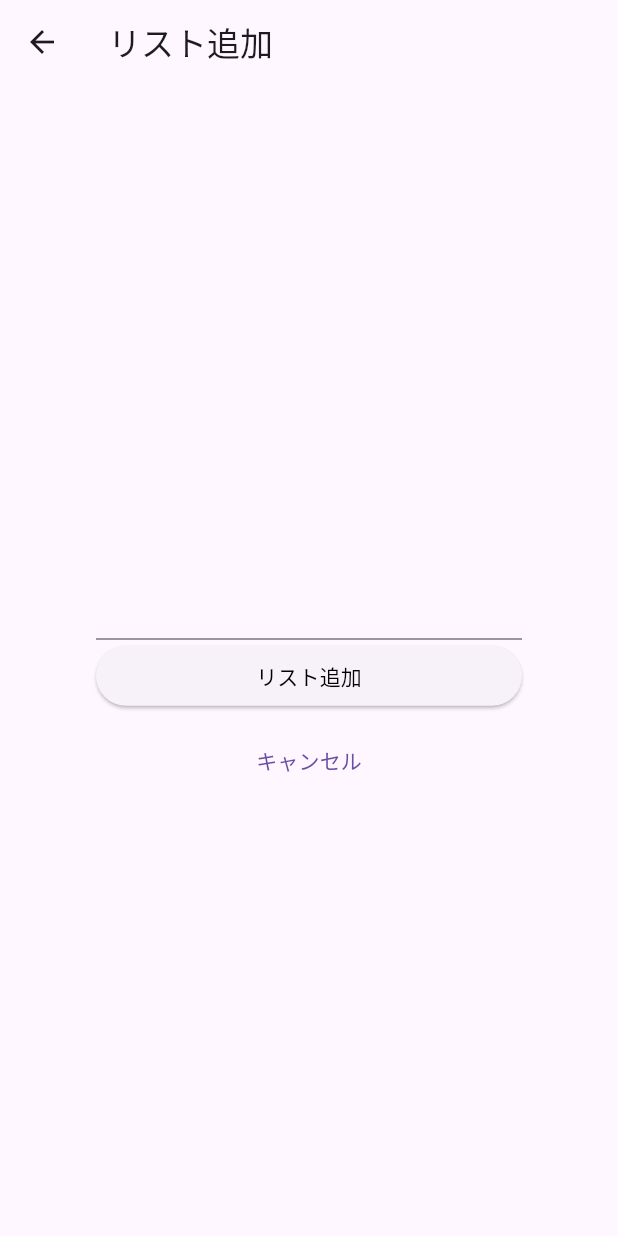
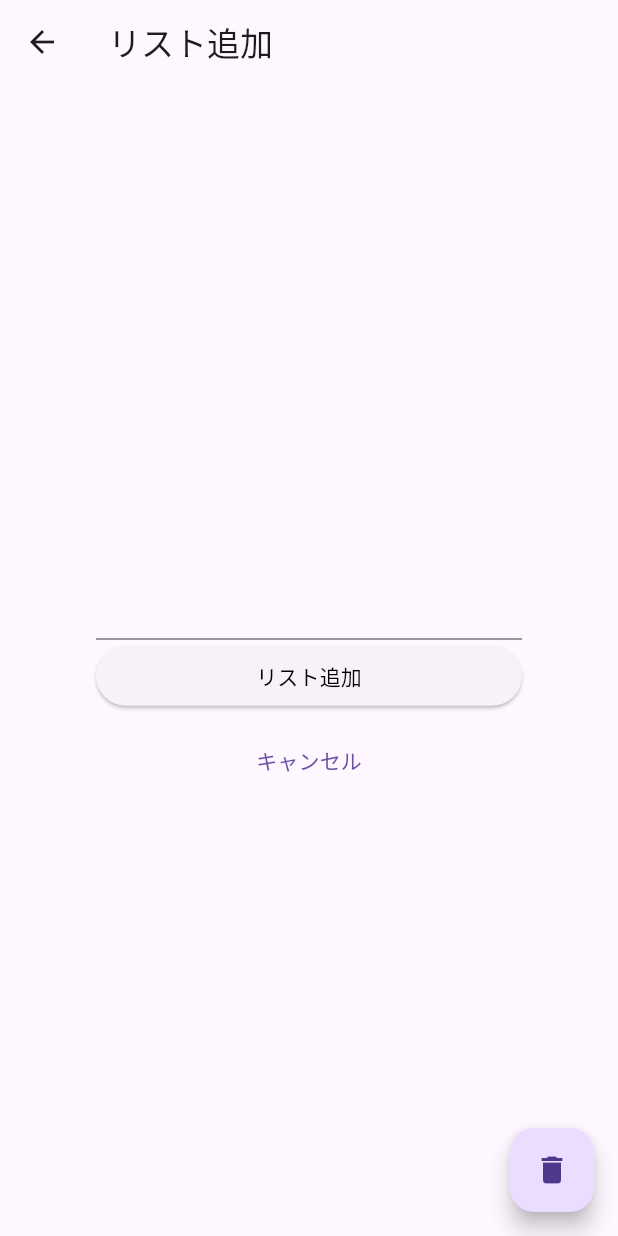
Before and after one commit to haruki-dev/TodoList_flutter, a Flutter app: the TaskPage3 screen opened by its route, after a tap on the "add" icon, on a phone screen of 412 x 824 dp. Run offline on Flutter 3.47's test engine with Material 3 defaults, Android fonts, the light colour scheme and no system bars; our stand-ins replace hive_flutter; accounts and stored records are empty.

Commit message:
'202407081945'

```diff
--- a/lib/task_3.dart
+++ b/lib/task_3.dart
@@ -21,26 +21,61 @@ class TaskPage3 extends StatefulWidget {
 class _TaskPage3State extends State<TaskPage3>{
 
   List<Map<String, Object>> todoList = [];
+  // List<Map<String, Object>> _todoList = [];
 
-  Box<dynamic> _myBox =  Hive.box('mybox');
+  late Box<dynamic> _myBox;
 
-  void saveData() {
-    _myBox.put('text', todoList);
-    // print(_myBox.get('text'));
+  @override
+  void initState(){
+    super.initState();
+    _myBox =  Hive.box('mybox');
   }
 
-  void loadData() {
-    var data = _myBox.get('text');
-    // print(_myBox.get('text'));
-    setState(() {
-    todoList = data;
 
-    });
-    // print(todoList);
+  void saveData(int index){
+    // _myBox.put(index, todoList);
+    _myBox.put(index, todoList[index]);
   }
 
-  // String text1 = loadData();
+  void intData(int index){
+    _myBox.get(index);
+    print(_myBox.get(index));
+    print(_myBox.get('count0'));
+    print(_myBox.get('count1'));
+    print(_myBox.get('count2'));
+    // print(_myBox.get(todoList[0]));
+    // print(_myBox.get(todoList[1]));
+    // print(_myBox.get(todoList[2]));
+    // print(_myBox.get(todoList[3]));
+    // print(_myBox.get(todoList[4]));
+  }
 
+  void deleteData(int index){
+    _myBox.deleteAll(['count0','count1','count2']);
+  }
+
+  // void refreshData() {
+  //   setState(() {
+  //   // todoList.add({'text': newListText, 'done': false});
+  //   // _myBox.put('text', todoList);
+  //   _myBox.get('text', defaultValue: todoList);
+
+  //   print(_myBox.get('text'));
+
+  //   });
+  //   // print(todoList);
+  //   // print(todoList);
+  //   // print(todoList);
+  //   // print(_todoList);
+  //   // print(_todoList);
+  //   // print(_todoList);
+  //   // print('これはテスト文字列です');
+  //   // print('これはテスト文字列です');
+  //   // print('これはテスト文字列です');
+  //   // print('これはテスト文字列です');
+  //   // print('これはテスト文字列です');
+  //   // print(todoList.length);
+  // }
 
   @override
   Widget build(BuildContext context) {
@@ -48,7 +83,10 @@ class _TaskPage3State extends State<TaskPage3>{
       appBar: AppBar(
         title: const Text('リスト追加'),
       ),
-      body: ListView.builder(
+      body:ValueListenableBuilder(
+        valueListenable: _myBox.listenable(),
+        builder: (context,Box<dynamic> box, _){
+          return ListView.builder(
             itemCount: todoList.length,
             itemBuilder: (context, index){
               return Card(
@@ -64,7 +102,6 @@ class _TaskPage3State extends State<TaskPage3>{
                     },
                   ),
                   title:Text(
-                  // loadData as String,
                       todoList[index]['text'] as String,
                       style: TextStyle(
                       color: (todoList[index]['done'] as bool) ? Colors.grey : Colors.black,
@@ -82,11 +119,19 @@ class _TaskPage3State extends State<TaskPage3>{
               );
             },
             padding: const EdgeInsets.all(32),
+          );
+        },
       ),
         floatingActionButton: FloatingActionButton(
           onPressed: () async {
+                        // deleteData(0);
+                        intData(0);
+                        intData(1);
+                        intData(2);
+                        intData(3);
             final newListText = await Navigator.of(context).push(
-              MaterialPageRoute(builder: (context){
+              MaterialPageRoute(
+                builder: (context){
                   return const TaskPage3Add(initialText: '',);
                 }
               )
@@ -94,12 +139,19 @@ class _TaskPage3State extends State<TaskPage3>{
             if (newListText != null){
               setState(() {
                 todoList.add({'text': newListText, 'done': false});
-                loadData();
+
+
               });
+              intData(0);
+              intData(1);
+              // intData(2);
+              // intData(3);
             }
           },
           child:const Icon(Icons.add),
         ),
+
+
     );
   }
 }
@@ -164,7 +216,7 @@ final _myBox =  Hive.box('mybox');
             Container(
               width: double.infinity,
               child: ElevatedButton (
-                onPressed: (){
+                onPressed: () async {
                   Navigator.of(context).pop(_text);
                   saveData();
                 },
@@ -184,6 +236,15 @@ final _myBox =  Hive.box('mybox');
           ],
         ),
       ),
+              floatingActionButton: FloatingActionButton(
+                onPressed: (){
+                  setState(() {
+                  _myBox.delete('text');
+                  });
+                  print(_myBox.get('text'));
+                },
+                child: const Icon(Icons.delete),
+            ),
     );
   }
 }
```
Also changed, not shown: lib/main.dart (+6 -6 lines). Lines whose indentation alone changed are shown as unchanged.
